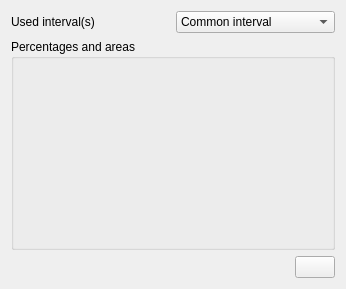
JYU-IBA/potku, file ui_files/ui_percentage_widget.ui: the form before one commit.
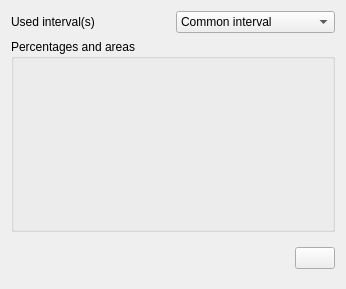
The form after the commit.

Commit message: Adjustments to layout and status messages

Patch:
```diff
--- a/ui_files/ui_percentage_widget.ui
+++ b/ui_files/ui_percentage_widget.ui
@@ -11,7 +11,7 @@
    </rect>
   </property>
   <property name="sizePolicy">
-   <sizepolicy hsizetype="MinimumExpanding" vsizetype="MinimumExpanding">
+   <sizepolicy hsizetype="Expanding" vsizetype="Expanding">
     <horstretch>0</horstretch>
     <verstretch>0</verstretch>
    </sizepolicy>
@@ -57,7 +57,7 @@
    <item>
     <widget class="QGroupBox" name="groupBox">
      <property name="sizePolicy">
-      <sizepolicy hsizetype="MinimumExpanding" vsizetype="MinimumExpanding">
+      <sizepolicy hsizetype="Expanding" vsizetype="Expanding">
        <horstretch>0</horstretch>
        <verstretch>0</verstretch>
       </sizepolicy>
@@ -82,7 +82,7 @@
        <property name="sizeHint" stdset="0">
         <size>
          <width>40</width>
-         <height>20</height>
+         <height>40</height>
         </size>
        </property>
       </spacer>
```
The commit also changes 1 other file.
